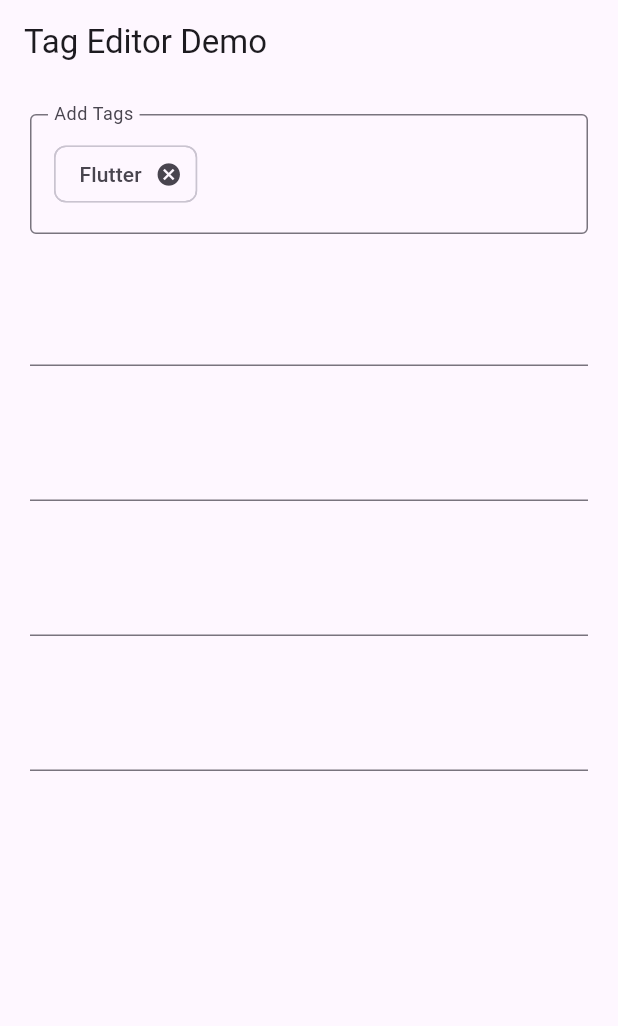
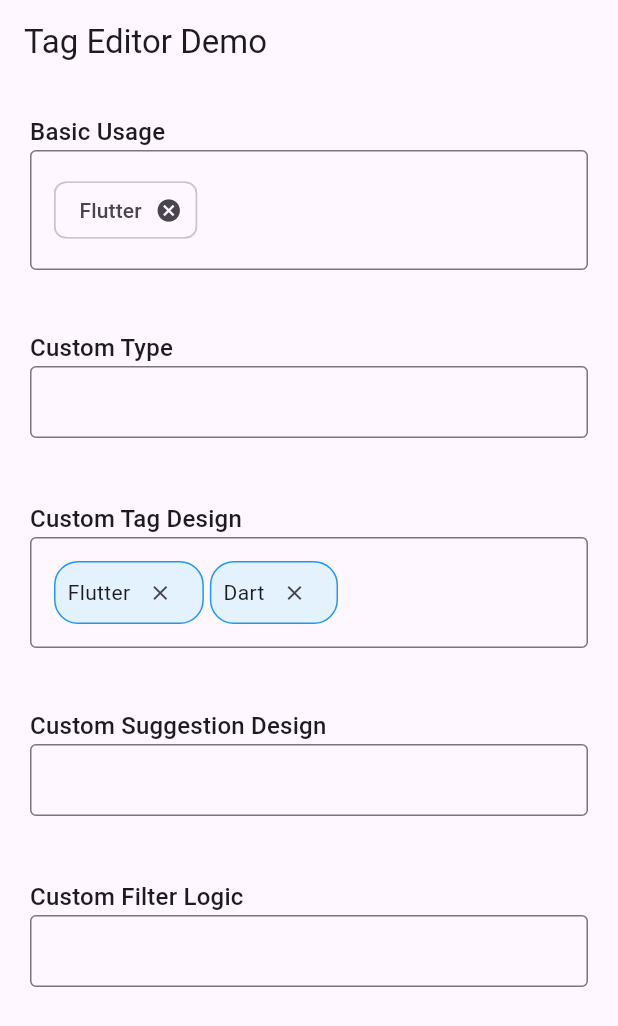
Before and after one commit to muneebahmad0600/autocomplete_tag_editor, a Flutter app: the screen it shows after launch, on a phone screen of 412 x 824 dp. Shown: the top 1026 px of the screen. Run offline on Flutter 3.47's test engine with Material 3 defaults, Android fonts, the phone set to English and light mode, and no system bars.

Commit message:
display value builder issue fixed. Example modified.

```diff
--- a/example/lib/main.dart
+++ b/example/lib/main.dart
@@ -12,6 +12,8 @@ class TagData {
 void main() => runApp(const MyApp());
 
 class MyApp extends StatelessWidget {
+  static const List<String> suggestions = ['Flutter', 'Dart', 'Firebase'];
+  static const decoration = InputDecoration(border: OutlineInputBorder());
   const MyApp({super.key});
 
   @override
@@ -24,48 +26,56 @@ class MyApp extends StatelessWidget {
           child: Padding(
             padding: const EdgeInsets.all(20),
             child: Column(
+              crossAxisAlignment: CrossAxisAlignment.start,
               children: [
+                Title(title: 'Basic Usage'),
                 // String example
                 AutoCompleteTagEditor<String>(
-                  suggestions: ['Flutter', 'Dart', 'Firebase'],
+                  suggestions: suggestions,
                   value: const ['Flutter'],
                   displayValueBuilder: (option) => option,
                   allowCustomTags: true,
                   onTagsChanged: (tags) => debugPrint('Selected tags: $tags'),
-                  inputDecoration: InputDecoration(
-                    labelText: 'Add Tags',
-                    border: OutlineInputBorder(),
-                  ),
+                  inputDecoration: decoration,
                 ),
                 const SizedBox(height: 40),
 
                 // Custom type example
+                Title(title: 'Custom Type'),
                 AutoCompleteTagEditor<TagData>(
                   suggestions: [TagData('1', 'Mobile'), TagData('2', 'Web')],
                   value: const [],
                   displayValueBuilder: (option) => option.name,
                   allowCustomTags: true,
                   onCreateCustomTag: (input) => TagData(Uuid().v4(), input),
+                  inputDecoration: decoration,
                 ),
                 const SizedBox(height: 40),
 
                 // Custom Tag Design
+                Title(title: 'Custom Tag Design'),
                 AutoCompleteTagEditor<String>(
+                  suggestions: suggestions,
+                  value: const ['Flutter', 'Dart'],
+                  allowCustomTags: true,
+                  inputDecoration: decoration,
                   tagBuilder:
                       (context, tag, onDeleted) => Container(
                         padding: const EdgeInsets.symmetric(
                           horizontal: 8,
-                          vertical: 4,
+                          vertical: 0,
                         ),
                         decoration: BoxDecoration(
-                          color: Colors.blue[100],
+                          color: Colors.blue[50],
                           borderRadius: BorderRadius.circular(16),
+                          border: Border.all(color: Colors.blue),
                         ),
                         child: Row(
                           mainAxisSize: MainAxisSize.min,
                           children: [
                             Text(tag),
                             IconButton(
+                              visualDensity: VisualDensity.compact,
                               icon: const Icon(Icons.close, size: 16),
                               onPressed: onDeleted,
                             ),
@@ -76,7 +86,10 @@ class MyApp extends StatelessWidget {
                 const SizedBox(height: 40),
 
                 // Custom Suggestion Design
+                Title(title: 'Custom Suggestion Design'),
                 AutoCompleteTagEditor<String>(
+                  inputDecoration: decoration,
+                  suggestions: suggestions,
                   suggestionItemBuilder:
                       (context, suggestion, onSelected) => Card(
                         child: ListTile(
@@ -90,7 +103,10 @@ class MyApp extends StatelessWidget {
                 const SizedBox(height: 40),
 
                 // Custom Filter Logic
+                Title(title: 'Custom Filter Logic'),
                 AutoCompleteTagEditor<String>(
+                  inputDecoration: decoration,
+                  suggestions: suggestions,
                   suggestionFilter: (suggestion, query) {
                     // Implement custom filtering logic
                     return suggestion.toLowerCase().startsWith(
@@ -106,3 +122,13 @@ class MyApp extends StatelessWidget {
     );
   }
 }
+
+class Title extends StatelessWidget {
+  final String title;
+  const Title({super.key, required this.title});
+
+  @override
+  Widget build(BuildContext context) {
+    return Text(title, style: Theme.of(context).textTheme.titleMedium);
+  }
+}
--- a/lib/autocomplete_tag_editor.dart
+++ b/lib/autocomplete_tag_editor.dart
@@ -371,7 +371,9 @@ class AutoCompleteTagEditorState<T> extends State<AutoCompleteTagEditor<T>> {
   Widget _buildChip(T tag) {
     return widget.tagBuilder?.call(context, tag, () => _removeTag(tag)) ??
         Chip(
-          label: Text(widget.displayValueBuilder!(tag)),
+          label: Text(
+            T == String ? tag.toString() : widget.displayValueBuilder!(tag),
+          ),
           onDeleted: () => _removeTag(tag),
         );
   }
--- a/pubspec.yaml
+++ b/pubspec.yaml
@@ -1,6 +1,6 @@
 name: autocomplete_tag_editor
 description: "A Flutter widget for tag input with autocomplete functionality"
-version: 1.0.0
+version: 1.0.1
 homepage: https://github.com/muneebahmad0600/autocomplete_tag_editor
 repository: https://github.com/muneebahmad0600/autocomplete_tag_editor.git
 license: MIT
```
Also changed, not shown: media/example.png (added), 1 other file.
